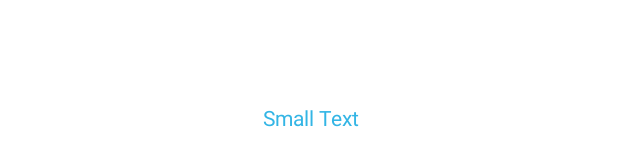
After one commit to syarwanarief/MAINTAINANCEPPJ, an Android app: the layout activity_alert.xml on its own in the app's theme, with its tools: preview values and no code run, on a phone screen of 412 x 824 dp. The commit adds this screen. Shown: the part 500-666 px from the top of the screen. Run offline under Robolectric (Android 15) with nearby library versions, the phone set to English and light mode, and no system bars.

Commit message:
add notification alert

```diff
--- a/app/src/main/AndroidManifest.xml
+++ b/app/src/main/AndroidManifest.xml
@@ -65,6 +65,10 @@
         <activity
             android:name=".MainActivity"
             android:theme="@style/AppTheme" />
+        <receiver android:name=".AlarmReceiver" android:exported="true" android:enabled="true"> </receiver>
+        <receiver android:name=".NotificationManager2" android:exported="true" android:enabled="true"> </receiver>
+
+        <activity android:theme="@style/Base.AlertDialog.AppCompat.Light" android:name=".Alert"> </activity>
 
     </application>
 
--- a/app/src/main/java/medio/maintainanceppj/SplashScreen.java
+++ b/app/src/main/java/medio/maintainanceppj/SplashScreen.java
@@ -8,7 +8,7 @@ import android.os.Bundle;
 
 public class SplashScreen extends Activity {
 
-    public static int SPLASH_TIME_OUT = 2300;
+    public static int SPLASH_TIME_OUT = 2000;
 
     @Override
     protected void onCreate(Bundle savedInstanceState) {
--- /dev/null
+++ b/app/src/main/res/layout/activity_alert.xml
@@ -0,0 +1,21 @@
+<RelativeLayout xmlns:android="http://schemas.android.com/apk/res/android"
+    xmlns:tools="http://schemas.android.com/tools"
+    android:layout_width="match_parent"
+    android:layout_height="match_parent"
+    android:paddingLeft="@dimen/activity_horizontal_margin"
+    android:paddingRight="@dimen/activity_horizontal_margin"
+    android:paddingTop="@dimen/activity_vertical_margin"
+    android:paddingBottom="@dimen/activity_vertical_margin"
+    android:theme="@android:style/Theme.Translucent.NoTitleBar"
+    tools:context=".Alert">
+
+    <TextView
+        android:layout_width="wrap_content"
+        android:layout_height="wrap_content"
+        android:textAppearance="?android:attr/textAppearanceSmall"
+        android:text=" Small Text"
+        android:textColor="@android:color/holo_blue_light"
+        android:id="@+id/textView"
+        android:layout_centerVertical="true"
+        android:layout_centerHorizontal="true" />
+</RelativeLayout>
```
Also changed, not shown: app/src/main/java/medio/maintainanceppj/AlarmReceiver.java (added, +19 -0 lines), app/src/main/java/medio/maintainanceppj/Alert.java (added, +54 -0 lines), app/src/main/java/medio/maintainanceppj/JadwalKegiatan.java (+22 -21 lines), app/src/main/java/medio/maintainanceppj/NotificationManager2.java (added, +29 -0 lines), app/src/main/java/medio/maintainanceppj/Tambah.java (+51 -14 lines), app/src/main/res/values/strings.xml (+7 -2 lines), app/src/main/res/drawable-hdpi/ic_action_alarms.png (added), 2 other files.
